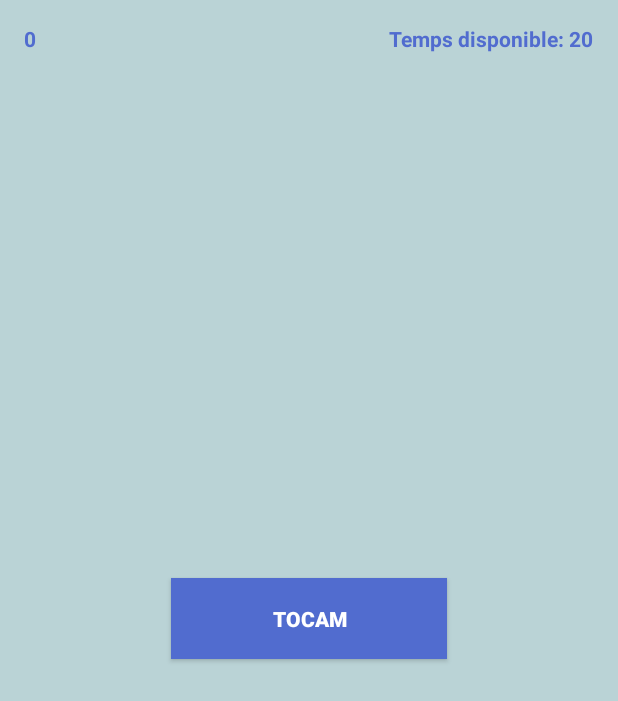
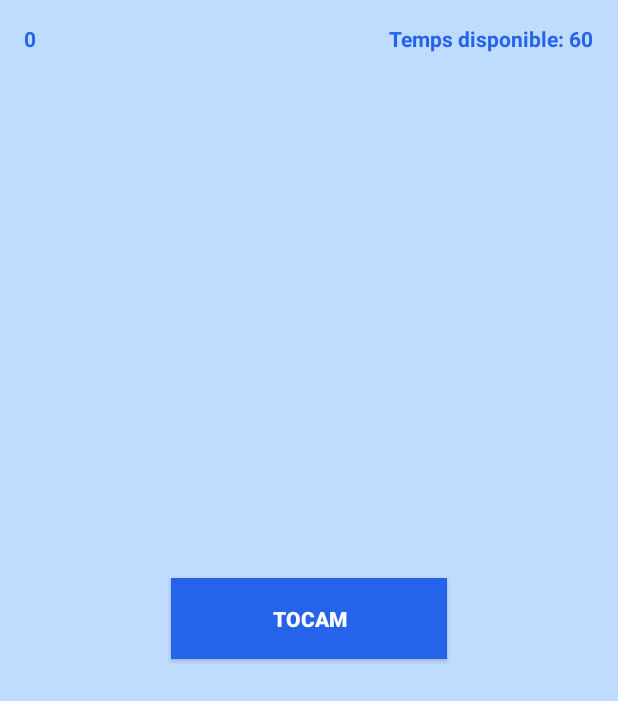
Before and after one commit to agisbertb/Comptador, an Android app built with Jetpack Compose: the screen it shows after launch (MainActivity), on a phone screen of 412 x 824 dp. Shown: the top 701 px of the screen. Run offline under Robolectric (Android 15) with nearby library versions, the phone set to English and light mode, and no system bars.

Commit message:
Colors modificats

```diff
--- a/app/src/main/java/me/andreugisbert/dam/comptador/MainActivity.kt
+++ b/app/src/main/java/me/andreugisbert/dam/comptador/MainActivity.kt
@@ -19,7 +19,7 @@ import me.andreugisbert.dam.comptador.ui.theme.ComptadorTheme
 
 class MainActivity : ComponentActivity() {
 
-    private val INITIAL_TIME = 20
+    private val INITIAL_TIME = 60
 
     private val TAG = MainActivity::class.java.simpleName
 
@@ -32,8 +32,8 @@ class MainActivity : ComponentActivity() {
     internal var appStarted = false
     internal lateinit var countdownTimer : CountDownTimer
     //internal val initialCountDownTimer: Long = 60000
-    internal val initialCountDownTimer: Long = time.toLong() *1000
-    internal val intervalCountDownTimer: Long = 1000
+    internal val initialCountDownTimer : Long = time.toLong() *1000
+    internal val intervalCountDownTimer : Long = 1000
     override fun onCreate(savedInstanceState: Bundle?) {
         Log.d(TAG,"Hola mon! onCreate")
         Log.d(TAG,counter.toString())
@@ -87,6 +87,7 @@ class MainActivity : ComponentActivity() {
         // RESET PUNTUACIÓ A ZERO
         counter = 0
         counterTextView.text = counter.toString()
+
         // REINICIALITZAR EL COMPTADOR
         time = INITIAL_TIME
         timeTextView.text = time.toString()
--- a/app/src/main/res/layout/layout_main.xml
+++ b/app/src/main/res/layout/layout_main.xml
@@ -5,13 +5,13 @@
     android:id="@+id/linearLayout"
     android:layout_width="match_parent"
     android:layout_height="match_parent"
-    android:background="#BAD3D6">
+    android:background="@color/blue_200">
 
     <Button
         android:id="@+id/tapMeButton"
         android:layout_width="184dp"
         android:layout_height="54dp"
-        android:background="#516CCF"
+        android:background="@color/blue_600"
         android:text="@string/touchme"
         android:textColor="#FFFFFF"
         android:textStyle="bold"
@@ -27,7 +27,7 @@
         android:layout_marginStart="16dp"
         android:layout_marginTop="16dp"
         android:text="0"
-        android:textColor="#516CCF"
+        android:textColor="@color/blue_600"
         android:textStyle="bold"
         app:layout_constraintStart_toStartOf="parent"
         app:layout_constraintTop_toTopOf="parent" />
@@ -39,7 +39,7 @@
         android:layout_marginTop="16dp"
         android:layout_marginEnd="16dp"
         android:text="@string/timeText"
-        android:textColor="#516CCF"
+        android:textColor="@color/blue_600"
         android:textStyle="bold"
         app:layout_constraintEnd_toEndOf="parent"
         app:layout_constraintTop_toTopOf="parent" />
--- a/app/src/main/res/values/colors.xml
+++ b/app/src/main/res/values/colors.xml
@@ -7,4 +7,7 @@
     <color name="teal_700">#FF018786</color>
     <color name="black">#FF000000</color>
     <color name="white">#FFFFFFFF</color>
+
+    <color name="blue_200">#bfdbfe</color>
+    <color name="blue_600">#2563eb</color>
 </resources>
```
